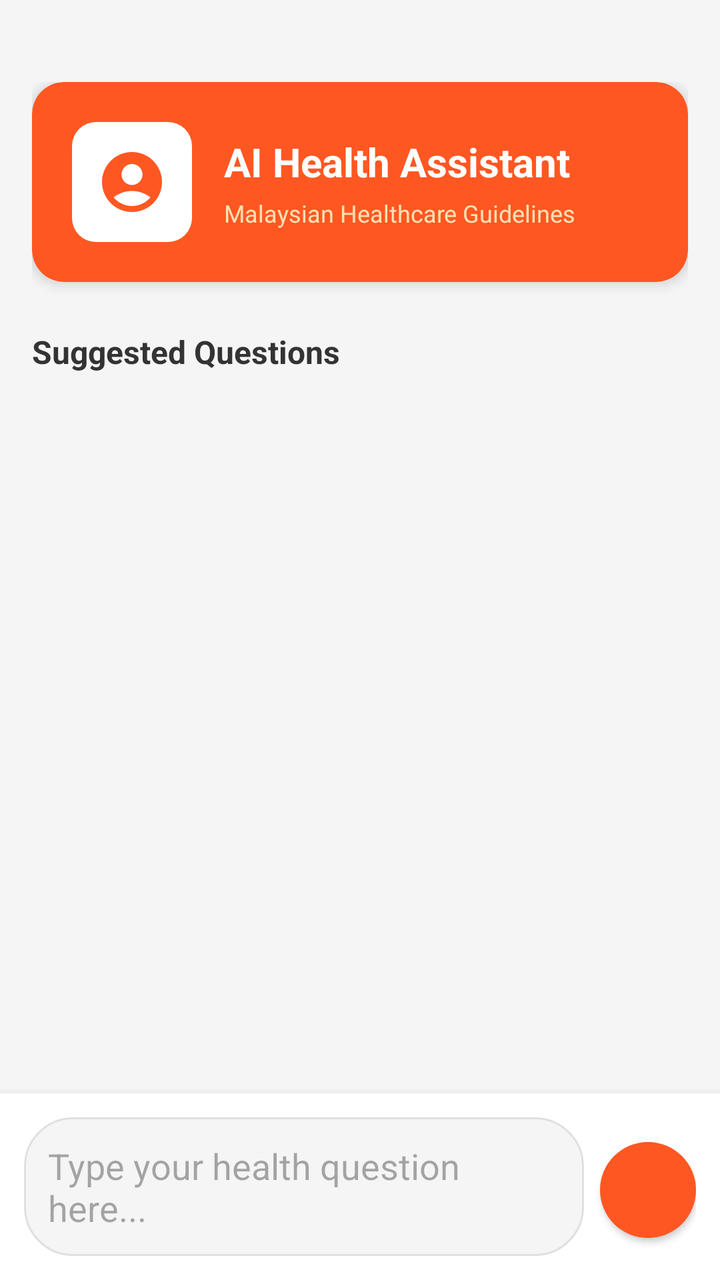
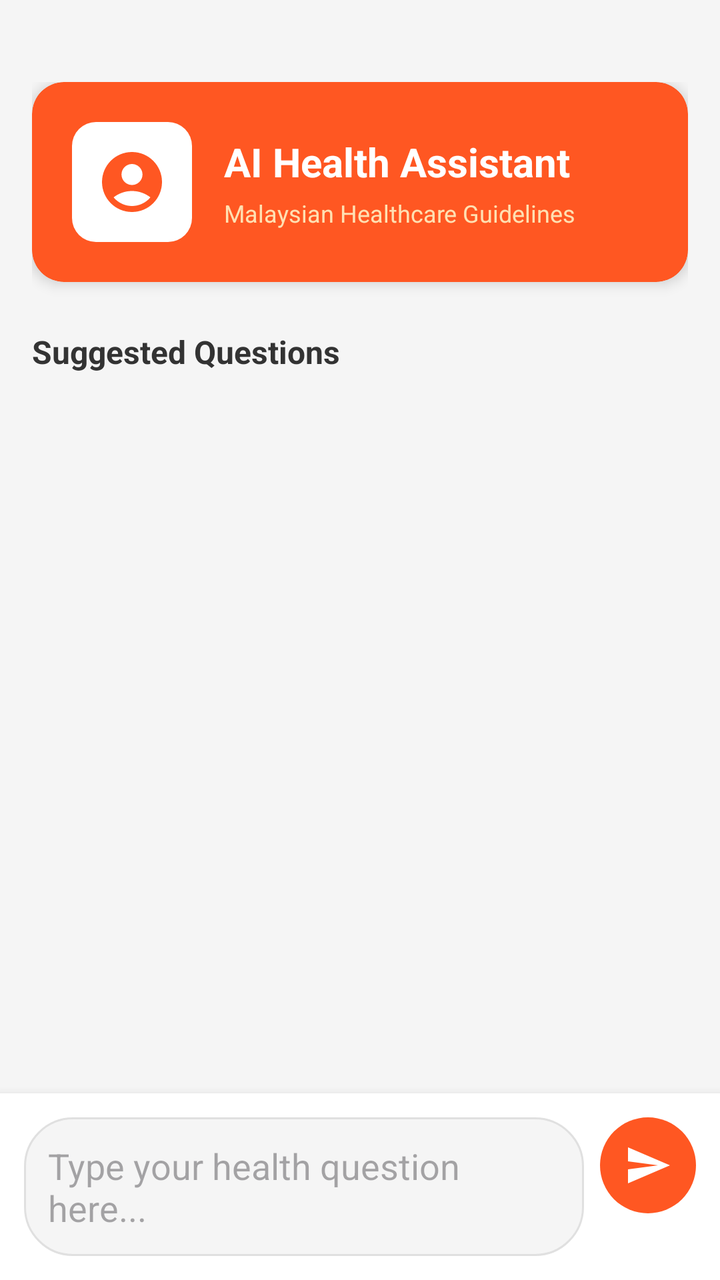

Compare the two renders of this Android layout. The source of the first and the diff that turns it into the second are given below.
<!-- AndroidManifest.xml: application theme Theme.Carelyo -->
<!-- res/layout/fragment_ai_help.xml -->
<?xml version="1.0" encoding="utf-8"?>
<androidx.constraintlayout.widget.ConstraintLayout
    xmlns:android="http://schemas.android.com/apk/res/android"
    xmlns:app="http://schemas.android.com/apk/res-auto"
    android:layout_width="match_parent"
    android:layout_height="match_parent"
    android:background="#F5F5F5"
    android:paddingTop="25dp">

    
    <ScrollView
        android:id="@+id/scrollView"
        android:layout_width="match_parent"
        android:layout_height="0dp"
        android:fillViewport="true"
        app:layout_constraintBottom_toTopOf="@id/bottomInputLayout"
        app:layout_constraintTop_toTopOf="parent">

        <LinearLayout
            android:layout_width="match_parent"
            android:layout_height="wrap_content"
            android:orientation="vertical"
            android:padding="16dp">

            
            <androidx.cardview.widget.CardView
                android:layout_width="match_parent"
                android:layout_height="wrap_content"
                android:layout_marginBottom="24dp"
                app:cardCornerRadius="16dp"
                app:cardElevation="4dp"
                android:backgroundTint="#FF5722">

            <LinearLayout
                android:layout_width="match_parent"
                android:layout_height="wrap_content"
                android:orientation="vertical"
                android:padding="20dp">

                
                <LinearLayout
                    android:layout_width="match_parent"
                    android:layout_height="wrap_content"
                    android:orientation="horizontal"
                    android:gravity="center_vertical">

                    
                    <FrameLayout
                        android:layout_width="wrap_content"
                        android:layout_height="wrap_content"
                        android:layout_marginEnd="16dp">

                        <View
                            android:layout_width="60dp"
                            android:layout_height="60dp"
                            android:background="@drawable/square_background"
                            android:backgroundTint="#FFFFFF" />

                        <ImageView
                            android:layout_width="60dp"
                            android:layout_height="60dp"
                            android:src="@drawable/ic_ai_assistant"
                            android:padding="12dp" />
                    </FrameLayout>

                    
                    <LinearLayout
                        android:layout_width="0dp"
                        android:layout_height="wrap_content"
                        android:layout_weight="1"
                        android:orientation="vertical">

                        
                        <TextView
                            android:layout_width="wrap_content"
                            android:layout_height="wrap_content"
                            android:text="AI Health Assistant"
                            android:textColor="#FFFFFF"
                            android:textSize="20sp"
                            android:textStyle="bold" />

                        
                        <TextView
                            android:layout_width="wrap_content"
                            android:layout_height="wrap_content"
                            android:layout_marginTop="4dp"
                            android:text="Malaysian Healthcare Guidelines"
                            android:textColor="#FFE0B2"
                            android:textSize="12sp" />
                    </LinearLayout>
                </LinearLayout>

            </LinearLayout>

            </androidx.cardview.widget.CardView>

            
            <TextView
                android:layout_width="wrap_content"
                android:layout_height="wrap_content"
                android:text="Suggested Questions"
                android:textSize="16sp"
                android:textStyle="bold"
                android:layout_marginBottom="12dp"
                android:textColor="#333333" />

            <LinearLayout
                android:id="@+id/suggestedQuestionsLayout"
                android:layout_width="match_parent"
                android:layout_height="wrap_content"
                android:orientation="vertical"
                android:layout_marginBottom="24dp">

                
            </LinearLayout>

            
            <androidx.recyclerview.widget.RecyclerView
                android:id="@+id/chatRecyclerView"
                android:layout_width="match_parent"
                android:layout_height="wrap_content"
                android:nestedScrollingEnabled="false" />

        </LinearLayout>

    </ScrollView>

    
    <LinearLayout
        android:id="@+id/bottomInputLayout"
        android:layout_width="match_parent"
        android:layout_height="wrap_content"
        android:orientation="horizontal"
        android:padding="12dp"
        android:background="#FFFFFF"
        android:elevation="8dp"
        app:layout_constraintBottom_toBottomOf="parent"
        app:layout_constraintEnd_toEndOf="parent"
        app:layout_constraintStart_toStartOf="parent">

        <EditText
            android:id="@+id/messageInput"
            android:layout_width="0dp"
            android:layout_height="wrap_content"
            android:layout_weight="1"
            android:hint="Type your health question here..."
            android:padding="12dp"
            android:background="@drawable/input_background"
            android:maxLines="4"
            android:inputType="textMultiLine" />

        <androidx.appcompat.widget.AppCompatButton
            android:id="@+id/sendButton"
            android:layout_width="48dp"
            android:layout_height="48dp"
            android:layout_marginStart="8dp"
            android:background="@drawable/send_button_background"
            app:icon="@drawable/ic_send"
            app:iconGravity="textStart"
            android:text="" />

    </LinearLayout>

</androidx.constraintlayout.widget.ConstraintLayout>
<!-- resources referenced by this layout -->
<resources>
  <!-- drawable ic_ai_assistant (drawable) -->
  <?xml version="1.0" encoding="utf-8"?>
  <vector xmlns:android="http://schemas.android.com/apk/res/android"
      android:width="24dp"
      android:height="24dp"
      android:viewportWidth="24"
      android:viewportHeight="24">
      <path
          android:fillColor="#FF5722"
          android:pathData="M12,2C6.48,2 2,6.48 2,12s4.48,10 10,10 10,-4.48 10,-10S17.52,2 12,2zM12,6c1.93,0 3.5,1.57 3.5,3.5S13.93,13 12,13s-3.5,-1.57 -3.5,-3.5S10.07,6 12,6zM12,20c-2.03,0 -4.43,-0.82 -6.14,-2.88C7.55,15.8 9.68,15 12,15s4.45,0.8 6.14,2.12C16.43,19.18 14.03,20 12,20z"/>
  </vector>
  <!-- drawable ic_send (drawable) -->
  <vector xmlns:android="http://schemas.android.com/apk/res/android"
      android:width="24dp"
      android:height="24dp"
      android:viewportWidth="24"
      android:viewportHeight="24"
      android:tint="#FFFFFF">
      <path
          android:fillColor="#FFFFFF"
          android:pathData="M2.01,21L23,12 2.01,3 2,10l15,2 -15,2z" />
  </vector>
  <!-- drawable input_background (drawable) -->
  <?xml version="1.0" encoding="utf-8"?>
  <shape xmlns:android="http://schemas.android.com/apk/res/android">
      <solid android:color="#F5F5F5" />
      <corners android:radius="24dp" />
      <stroke android:width="1dp" android:color="#E0E0E0" />
  </shape>
  <!-- drawable send_button_background (drawable) -->
  <?xml version="1.0" encoding="utf-8"?>
  <shape xmlns:android="http://schemas.android.com/apk/res/android">
      <solid android:color="#FF5722" />
      <corners android:radius="24dp" />
  </shape>
  <!-- drawable square_background (drawable) -->
  <?xml version="1.0" encoding="utf-8"?>
  <shape xmlns:android="http://schemas.android.com/apk/res/android"
      android:shape="rectangle">
      <corners android:radius="12dp" />
      <solid android:color="#FFFFFF" />
  </shape>
  <style name="Theme.Carelyo" parent="Base.Theme.Carelyo" />
  <style name="Base.Theme.Carelyo" parent="Theme.Material3.DayNight.NoActionBar">
          
          
      </style>
</resources>

<!-- the commit's change to res/layout/fragment_ai_help.xml (unified diff, before → after) -->
@@ -31,66 +31,66 @@
                 app:cardElevation="4dp"
                 android:backgroundTint="#FF5722">
 
-            <LinearLayout
-                android:layout_width="match_parent"
-                android:layout_height="wrap_content"
-                android:orientation="vertical"
-                android:padding="20dp">
-
-                
                 <LinearLayout
                     android:layout_width="match_parent"
                     android:layout_height="wrap_content"
-                    android:orientation="horizontal"
-                    android:gravity="center_vertical">
-
-                    
-                    <FrameLayout
-                        android:layout_width="wrap_content"
-                        android:layout_height="wrap_content"
-                        android:layout_marginEnd="16dp">
-
-                        <View
-                            android:layout_width="60dp"
-                            android:layout_height="60dp"
-                            android:background="@drawable/square_background"
-                            android:backgroundTint="#FFFFFF" />
-
-                        <ImageView
-                            android:layout_width="60dp"
-                            android:layout_height="60dp"
-                            android:src="@drawable/ic_ai_assistant"
-                            android:padding="12dp" />
-                    </FrameLayout>
+                    android:orientation="vertical"
+                    android:padding="20dp">
 
                     
                     <LinearLayout
-                        android:layout_width="0dp"
+                        android:layout_width="match_parent"
                         android:layout_height="wrap_content"
-                        android:layout_weight="1"
-                        android:orientation="vertical">
+                        android:orientation="horizontal"
+                        android:gravity="center_vertical">
 
                         
-                        <TextView
+                        <FrameLayout
                             android:layout_width="wrap_content"
                             android:layout_height="wrap_content"
-                            android:text="AI Health Assistant"
-                            android:textColor="#FFFFFF"
-                            android:textSize="20sp"
-                            android:textStyle="bold" />
+                            android:layout_marginEnd="16dp">
+
+                            <View
+                                android:layout_width="60dp"
+                                android:layout_height="60dp"
+                                android:background="@drawable/square_background"
+                                android:backgroundTint="#FFFFFF" />
+
+                            <ImageView
+                                android:layout_width="60dp"
+                                android:layout_height="60dp"
+                                android:src="@drawable/ic_ai_assistant"
+                                android:padding="12dp" />
+                        </FrameLayout>
 
                         
-                        <TextView
-                            android:layout_width="wrap_content"
+                        <LinearLayout
+                            android:layout_width="0dp"
                             android:layout_height="wrap_content"
-                            android:layout_marginTop="4dp"
-                            android:text="Malaysian Healthcare Guidelines"
-                            android:textColor="#FFE0B2"
-                            android:textSize="12sp" />
+                            android:layout_weight="1"
+                            android:orientation="vertical">
+
+                            
+                            <TextView
+                                android:layout_width="wrap_content"
+                                android:layout_height="wrap_content"
+                                android:text="AI Health Assistant"
+                                android:textColor="#FFFFFF"
+                                android:textSize="20sp"
+                                android:textStyle="bold" />
+
+                            
+                            <TextView
+                                android:layout_width="wrap_content"
+                                android:layout_height="wrap_content"
+                                android:layout_marginTop="4dp"
+                                android:text="Malaysian Healthcare Guidelines"
+                                android:textColor="#FFE0B2"
+                                android:textSize="12sp" />
+                        </LinearLayout>
                     </LinearLayout>
+
                 </LinearLayout>
-
-            </LinearLayout>
 
             </androidx.cardview.widget.CardView>
 
@@ -149,15 +149,15 @@
             android:maxLines="4"
             android:inputType="textMultiLine" />
 
-        <androidx.appcompat.widget.AppCompatButton
+        <ImageButton
             android:id="@+id/sendButton"
             android:layout_width="48dp"
             android:layout_height="48dp"
             android:layout_marginStart="8dp"
             android:background="@drawable/send_button_background"
-            app:icon="@drawable/ic_send"
-            app:iconGravity="textStart"
-            android:text="" />
+            android:src="@drawable/ic_send"
+            android:scaleType="centerInside"
+            android:contentDescription="Send Message" />
 
     </LinearLayout>
 
